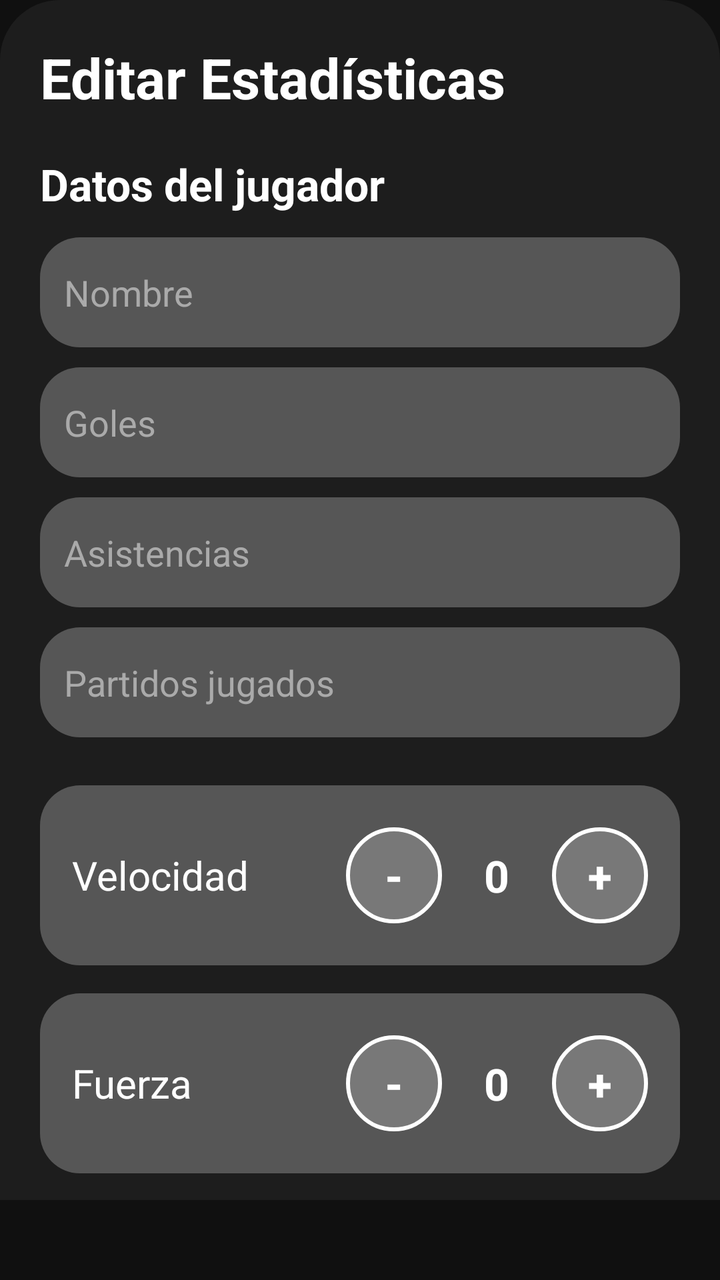
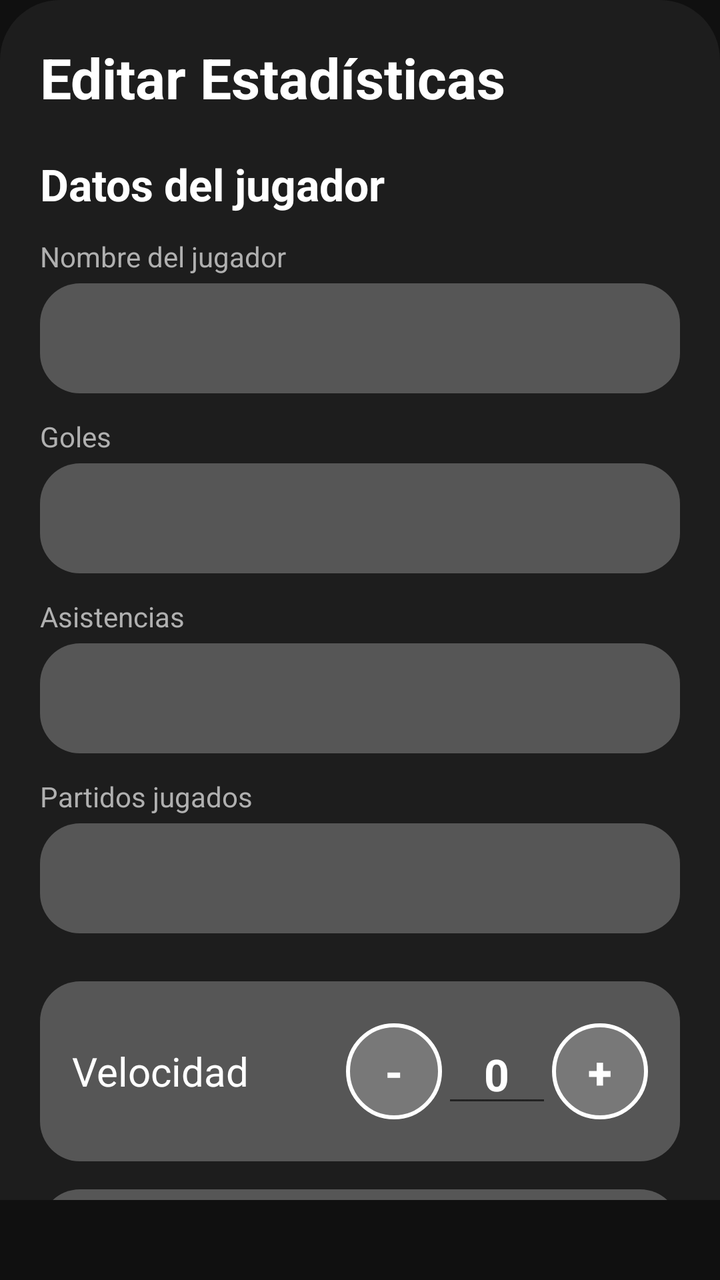

Two renders of the same Android screen: before a commit and after it. Below are the layout's source before the change and the commit's diff.
<!-- AndroidManifest.xml: application theme Theme.AppCompat.Light.NoActionBar -->
<!-- res/layout/activity_edit_stats.xml -->
<?xml version="1.0" encoding="utf-8"?>
<androidx.core.widget.NestedScrollView
    xmlns:android="http://schemas.android.com/apk/res/android"
    android:layout_width="match_parent"
    android:layout_height="match_parent"
    android:fillViewport="true"
    android:background="#101010"
    android:paddingBottom="40dp">

    <LinearLayout
        android:id="@+id/panelEdit"
        android:layout_width="match_parent"
        android:layout_height="wrap_content"
        android:orientation="vertical"
        android:padding="20dp"
        android:background="@drawable/bg_bottom_sheet">

        
        <TextView
            android:id="@+id/txtEditTitle"
            android:layout_width="wrap_content"
            android:layout_height="wrap_content"
            android:text="Editar Estadísticas"
            android:textColor="#FFFFFF"
            android:textSize="28sp"
            android:textStyle="bold"
            android:layout_marginBottom="20dp"/>

        
        <TextView
            android:layout_width="wrap_content"
            android:layout_height="wrap_content"
            android:text="Datos del jugador"
            android:textColor="#FFFFFF"
            android:textSize="22sp"
            android:textStyle="bold"
            android:layout_marginBottom="12dp"/>

        <EditText
            android:id="@+id/inputName"
            android:layout_width="match_parent"
            android:layout_height="55dp"
            android:hint="Nombre"
            android:textColor="#FFFFFF"
            android:textColorHint="#AAAAAA"
            android:background="@drawable/bg_inner_card"
            android:padding="12dp"
            android:layout_marginBottom="10dp"/>

        <EditText
            android:id="@+id/inputGoals"
            android:layout_width="match_parent"
            android:layout_height="55dp"
            android:hint="Goles"
            android:inputType="number"
            android:textColor="#FFFFFF"
            android:textColorHint="#AAAAAA"
            android:background="@drawable/bg_inner_card"
            android:padding="12dp"
            android:layout_marginBottom="10dp"/>

        <EditText
            android:id="@+id/inputAssists"
            android:layout_width="match_parent"
            android:layout_height="55dp"
            android:hint="Asistencias"
            android:inputType="number"
            android:textColor="#FFFFFF"
            android:textColorHint="#AAAAAA"
            android:background="@drawable/bg_inner_card"
            android:padding="12dp"
            android:layout_marginBottom="10dp"/>

        <EditText
            android:id="@+id/inputMatches"
            android:layout_width="match_parent"
            android:layout_height="55dp"
            android:hint="Partidos jugados"
            android:inputType="number"
            android:textColor="#FFFFFF"
            android:textColorHint="#AAAAAA"
            android:background="@drawable/bg_inner_card"
            android:padding="12dp"
            android:layout_marginBottom="24dp"/>

        

        
        <LinearLayout
            android:layout_width="match_parent"
            android:layout_height="90dp"
            android:orientation="horizontal"
            android:gravity="center_vertical"
            android:background="@drawable/bg_inner_card"
            android:padding="16dp"
            android:layout_marginBottom="14dp">

            <TextView
                android:layout_width="0dp"
                android:layout_height="wrap_content"
                android:layout_weight="1"
                android:text="Velocidad"
                android:textSize="20sp"
                android:textColor="#FFFFFF"/>

            <Button
                android:id="@+id/btnSpeedMinus"
                android:layout_width="48dp"
                android:layout_height="48dp"
                android:text="-"
                android:textSize="22sp"
                android:textStyle="bold"
                android:textColor="#FFFFFF"
                android:background="@drawable/btn_circle"/>

            <TextView
                android:id="@+id/txtSpeedValue"
                android:layout_width="55dp"
                android:layout_height="wrap_content"
                android:gravity="center"
                android:text="0"
                android:textSize="22sp"
                android:textStyle="bold"
                android:textColor="#FFFFFF"/>

            <Button
                android:id="@+id/btnSpeedPlus"
                android:layout_width="48dp"
                android:layout_height="48dp"
                android:text="+"
                android:textSize="22sp"
                android:textStyle="bold"
                android:textColor="#FFFFFF"
                android:background="@drawable/btn_circle"/>
        </LinearLayout>

        
        <LinearLayout
            android:layout_width="match_parent"
            android:layout_height="90dp"
            android:orientation="horizontal"
            android:gravity="center_vertical"
            android:background="@drawable/bg_inner_card"
            android:padding="16dp"
            android:layout_marginBottom="14dp">

            <TextView
                android:layout_width="0dp"
                android:layout_height="wrap_content"
                android:layout_weight="1"
                android:text="Fuerza"
                android:textSize="20sp"
                android:textColor="#FFFFFF"/>

            <Button
                android:id="@+id/btnStrengthMinus"
                android:layout_width="48dp"
                android:layout_height="48dp"
                android:text="-"
                android:textSize="22sp"
                android:textStyle="bold"
                android:textColor="#FFFFFF"
                android:background="@drawable/btn_circle"/>

            <TextView
                android:id="@+id/txtStrengthValue"
                android:layout_width="55dp"
                android:layout_height="wrap_content"
                android:gravity="center"
                android:text="0"
                android:textSize="22sp"
                android:textStyle="bold"
                android:textColor="#FFFFFF"/>

            <Button
                android:id="@+id/btnStrengthPlus"
                android:layout_width="48dp"
                android:layout_height="48dp"
                android:text="+"
                android:textSize="22sp"
                android:textStyle="bold"
                android:textColor="#FFFFFF"
                android:background="@drawable/btn_circle"/>
        </LinearLayout>

        
        <LinearLayout
            android:layout_width="match_parent"
            android:layout_height="90dp"
            android:orientation="horizontal"
            android:gravity="center_vertical"
            android:background="@drawable/bg_inner_card"
            android:padding="16dp"
            android:layout_marginBottom="14dp">

            <TextView
                android:layout_width="0dp"
                android:layout_height="wrap_content"
                android:layout_weight="1"
                android:text="Resistencia"
                android:textSize="20sp"
                android:textColor="#FFFFFF"/>

            <Button
                android:id="@+id/btnStaminaMinus"
                android:layout_width="48dp"
                android:layout_height="48dp"
                android:text="-"
                android:textSize="22sp"
                android:textStyle="bold"
                android:textColor="#FFFFFF"
                android:background="@drawable/btn_circle"/>

            <TextView
                android:id="@+id/txtStaminaValue"
                android:layout_width="55dp"
                android:layout_height="wrap_content"
                android:gravity="center"
                android:text="0"
                android:textSize="22sp"
                android:textStyle="bold"
                android:textColor="#FFFFFF"/>

            <Button
                android:id="@+id/btnStaminaPlus"
                android:layout_width="48dp"
                android:layout_height="48dp"
                android:text="+"
                android:textSize="22sp"
                android:textStyle="bold"
                android:textColor="#FFFFFF"
                android:background="@drawable/btn_circle"/>
        </LinearLayout>

        
        <LinearLayout
            android:layout_width="match_parent"
            android:layout_height="90dp"
            android:orientation="horizontal"
            android:gravity="center_vertical"
            android:background="@drawable/bg_inner_card"
            android:padding="16dp"
            android:layout_marginBottom="14dp">

            <TextView
                android:layout_width="0dp"
                android:layout_height="wrap_content"
                android:layout_weight="1"
                android:text="Visión"
                android:textSize="20sp"
                android:textColor="#FFFFFF"/>

            <Button
                android:id="@+id/btnVisionMinus"
                android:layout_width="48dp"
                android:layout_height="48dp"
                android:text="-"
                android:textSize="22sp"
                android:textStyle="bold"
                android:textColor="#FFFFFF"
                android:background="@drawable/btn_circle"/>

            <TextView
                android:id="@+id/txtVisionValue"
                android:layout_width="55dp"
                android:layout_height="wrap_content"
                android:gravity="center"
                android:text="0"
                android:textSize="22sp"
                android:textStyle="bold"
                android:textColor="#FFFFFF"/>

            <Button
                android:id="@+id/btnVisionPlus"
                android:layout_width="48dp"
                android:layout_height="48dp"
                android:text="+"
                android:textSize="22sp"
                android:textStyle="bold"
                android:textColor="#FFFFFF"
                android:background="@drawable/btn_circle"/>
        </LinearLayout>

        
        <LinearLayout
            android:layout_width="match_parent"
            android:layout_height="90dp"
            android:orientation="horizontal"
            android:gravity="center_vertical"
            android:background="@drawable/bg_inner_card"
            android:padding="16dp"
            android:layout_marginBottom="14dp">

            <TextView
                android:layout_width="0dp"
                android:layout_height="wrap_content"
                android:layout_weight="1"
                android:text="Creatividad"
                android:textSize="20sp"
                android:textColor="#FFFFFF"/>

            <Button
                android:id="@+id/btnCreativityMinus"
                android:layout_width="48dp"
                android:layout_height="48dp"
                android:text="-"
                android:textSize="22sp"
                android:textStyle="bold"
                android:textColor="#FFFFFF"
                android:background="@drawable/btn_circle"/>

            <TextView
                android:id="@+id/txtCreativityValue"
                android:layout_width="55dp"
                android:layout_height="wrap_content"
                android:gravity="center"
                android:text="0"
                android:textSize="22sp"
                android:textStyle="bold"
                android:textColor="#FFFFFF"/>

            <Button
                android:id="@+id/btnCreativityPlus"
                android:layout_width="48dp"
                android:layout_height="48dp"
                android:text="+"
                android:textSize="22sp"
                android:textStyle="bold"
                android:textColor="#FFFFFF"
                android:background="@drawable/btn_circle"/>
        </LinearLayout>

        
        <LinearLayout
            android:layout_width="match_parent"
            android:layout_height="90dp"
            android:orientation="horizontal"
            android:gravity="center_vertical"
            android:background="@drawable/bg_inner_card"
            android:padding="16dp"
            android:layout_marginBottom="20dp">

            <TextView
                android:layout_width="0dp"
                android:layout_height="wrap_content"
                android:layout_weight="1"
                android:text="Liderazgo"
                android:textSize="20sp"
                android:textColor="#FFFFFF"/>

            <Button
                android:id="@+id/btnLeadershipMinus"
                android:layout_width="48dp"
                android:layout_height="48dp"
                android:text="-"
                android:textSize="22sp"
                android:textStyle="bold"
                android:textColor="#FFFFFF"
                android:background="@drawable/btn_circle"/>

            <TextView
                android:id="@+id/txtLeadershipValue"
                android:layout_width="55dp"
                android:layout_height="wrap_content"
                android:gravity="center"
                android:text="0"
                android:textSize="22sp"
                android:textStyle="bold"
                android:textColor="#FFFFFF"/>

            <Button
                android:id="@+id/btnLeadershipPlus"
                android:layout_width="48dp"
                android:layout_height="48dp"
                android:text="+"
                android:textSize="22sp"
                android:textStyle="bold"
                android:textColor="#FFFFFF"
                android:background="@drawable/btn_circle"/>
        </LinearLayout>

        
        <Button
            android:id="@+id/btnSave"
            android:layout_width="match_parent"
            android:layout_height="60dp"
            android:text="Guardar cambios"
            android:textSize="18sp"
            android:textStyle="bold"
            android:textColor="#FFFFFF"
            android:background="@drawable/btn_edit_gradient"
            android:elevation="6dp"/>

    </LinearLayout>

</androidx.core.widget.NestedScrollView>
<!-- resources referenced by this layout -->
<resources>
  <!-- drawable bg_bottom_sheet (drawable) -->
  <shape xmlns:android="http://schemas.android.com/apk/res/android" android:shape="rectangle">
      <solid android:color="#1D1D1D"/>   
      <corners android:topLeftRadius="30dp" android:topRightRadius="30dp"/>
  </shape>
  <!-- drawable bg_inner_card (drawable) -->
  <shape xmlns:android="http://schemas.android.com/apk/res/android">
      <solid android:color="#565656"/> 
      <corners android:radius="20dp"/>
  </shape>
  <!-- drawable btn_circle (drawable) -->
  <?xml version="1.0" encoding="utf-8"?>
  <shape xmlns:android="http://schemas.android.com/apk/res/android"
      android:shape="oval">
  
      
      <solid android:color="#33FFFFFF" /> 
  
      
      <stroke
          android:width="2dp"
          android:color="#FFFFFF" />
  
      
      <size
          android:width="48dp"
          android:height="48dp" />
  
  </shape>
  <!-- drawable btn_edit_gradient (drawable) -->
  <?xml version="1.0" encoding="utf-8"?>
  <shape xmlns:android="http://schemas.android.com/apk/res/android"
      android:shape="rectangle">
  
      <gradient
          android:startColor="#FF006A"
          android:endColor="#FF3BAA"
          android:angle="45"/>
  
      <corners android:radius="18dp"/>
  
      <padding
          android:left="16dp"
          android:right="16dp"
          android:top="10dp"
          android:bottom="10dp"/>
  
  </shape>
</resources>

<!-- the commit's change to res/layout/activity_edit_stats.xml (unified diff, before → after) -->
@@ -17,7 +17,6 @@
 
         
         <TextView
-            android:id="@+id/txtEditTitle"
             android:layout_width="wrap_content"
             android:layout_height="wrap_content"
             android:text="Editar Estadísticas"
@@ -36,50 +35,74 @@
             android:textStyle="bold"
             android:layout_marginBottom="12dp"/>
 
+        
+        <TextView
+            android:layout_width="wrap_content"
+            android:layout_height="wrap_content"
+            android:text="Nombre del jugador"
+            android:textColor="#B0B0B0"
+            android:layout_marginBottom="4dp"/>
+
         <EditText
             android:id="@+id/inputName"
             android:layout_width="match_parent"
             android:layout_height="55dp"
-            android:hint="Nombre"
-            android:textColor="#FFFFFF"
-            android:textColorHint="#AAAAAA"
-            android:background="@drawable/bg_inner_card"
+            android:background="@drawable/bg_inner_card"
+            android:textColor="#FFFFFF"
             android:padding="12dp"
-            android:layout_marginBottom="10dp"/>
+            android:layout_marginBottom="12dp"/>
+
+        
+        <TextView
+            android:layout_width="wrap_content"
+            android:layout_height="wrap_content"
+            android:text="Goles"
+            android:textColor="#B0B0B0"
+            android:layout_marginBottom="4dp"/>
 
         <EditText
             android:id="@+id/inputGoals"
             android:layout_width="match_parent"
             android:layout_height="55dp"
-            android:hint="Goles"
             android:inputType="number"
-            android:textColor="#FFFFFF"
-            android:textColorHint="#AAAAAA"
-            android:background="@drawable/bg_inner_card"
+            android:background="@drawable/bg_inner_card"
+            android:textColor="#FFFFFF"
             android:padding="12dp"
-            android:layout_marginBottom="10dp"/>
+            android:layout_marginBottom="12dp"/>
+
+        
+        <TextView
+            android:layout_width="wrap_content"
+            android:layout_height="wrap_content"
+            android:text="Asistencias"
+            android:textColor="#B0B0B0"
+            android:layout_marginBottom="4dp"/>
 
         <EditText
             android:id="@+id/inputAssists"
             android:layout_width="match_parent"
             android:layout_height="55dp"
-            android:hint="Asistencias"
             android:inputType="number"
-            android:textColor="#FFFFFF"
-            android:textColorHint="#AAAAAA"
-            android:background="@drawable/bg_inner_card"
+            android:background="@drawable/bg_inner_card"
+            android:textColor="#FFFFFF"
             android:padding="12dp"
-            android:layout_marginBottom="10dp"/>
+            android:layout_marginBottom="12dp"/>
+
+        
+        <TextView
+            android:layout_width="wrap_content"
+            android:layout_height="wrap_content"
+            android:text="Partidos jugados"
+            android:textColor="#B0B0B0"
+            android:layout_marginBottom="4dp"/>
 
         <EditText
             android:id="@+id/inputMatches"
             android:layout_width="match_parent"
             android:layout_height="55dp"
-            android:hint="Partidos jugados"
             android:inputType="number"
-            android:textColor="#FFFFFF"
-            android:textColorHint="#AAAAAA"
-            android:background="@drawable/bg_inner_card"
+            android:background="@drawable/bg_inner_card"
+            android:textColor="#FFFFFF"
             android:padding="12dp"
             android:layout_marginBottom="24dp"/>
 
@@ -113,7 +136,7 @@
                 android:textColor="#FFFFFF"
                 android:background="@drawable/btn_circle"/>
 
-            <TextView
+            <EditText
                 android:id="@+id/txtSpeedValue"
                 android:layout_width="55dp"
                 android:layout_height="wrap_content"
@@ -162,7 +185,7 @@
                 android:textColor="#FFFFFF"
                 android:background="@drawable/btn_circle"/>
 
-            <TextView
+            <EditText
                 android:id="@+id/txtStrengthValue"
                 android:layout_width="55dp"
                 android:layout_height="wrap_content"
@@ -211,7 +234,7 @@
                 android:textColor="#FFFFFF"
                 android:background="@drawable/btn_circle"/>
 
-            <TextView
+            <EditText
                 android:id="@+id/txtStaminaValue"
                 android:layout_width="55dp"
                 android:layout_height="wrap_content"
@@ -260,7 +283,7 @@
                 android:textColor="#FFFFFF"
                 android:background="@drawable/btn_circle"/>
 
-            <TextView
+            <EditText
                 android:id="@+id/txtVisionValue"
                 android:layout_width="55dp"
                 android:layout_height="wrap_content"
@@ -309,7 +332,7 @@
                 android:textColor="#FFFFFF"
                 android:background="@drawable/btn_circle"/>
 
-            <TextView
+            <EditText
                 android:id="@+id/txtCreativityValue"
                 android:layout_width="55dp"
                 android:layout_height="wrap_content"
@@ -358,7 +381,7 @@
                 android:textColor="#FFFFFF"
                 android:background="@drawable/btn_circle"/>
 
-            <TextView
+            <EditText
                 android:id="@+id/txtLeadershipValue"
                 android:layout_width="55dp"
                 android:layout_height="wrap_content"
